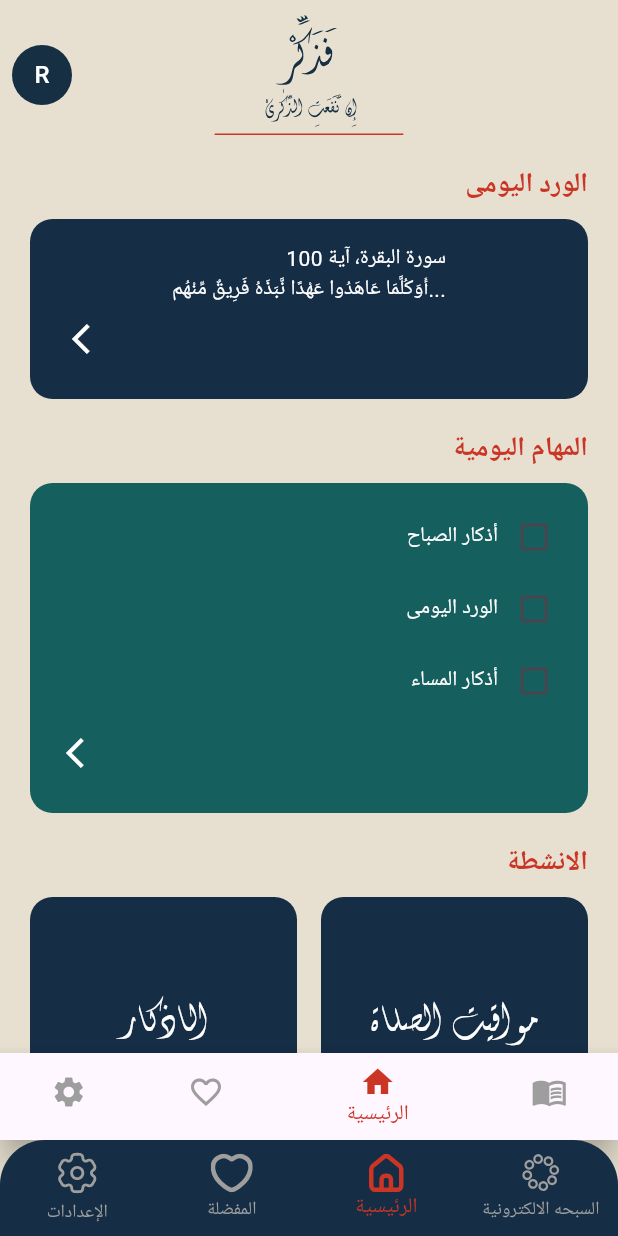
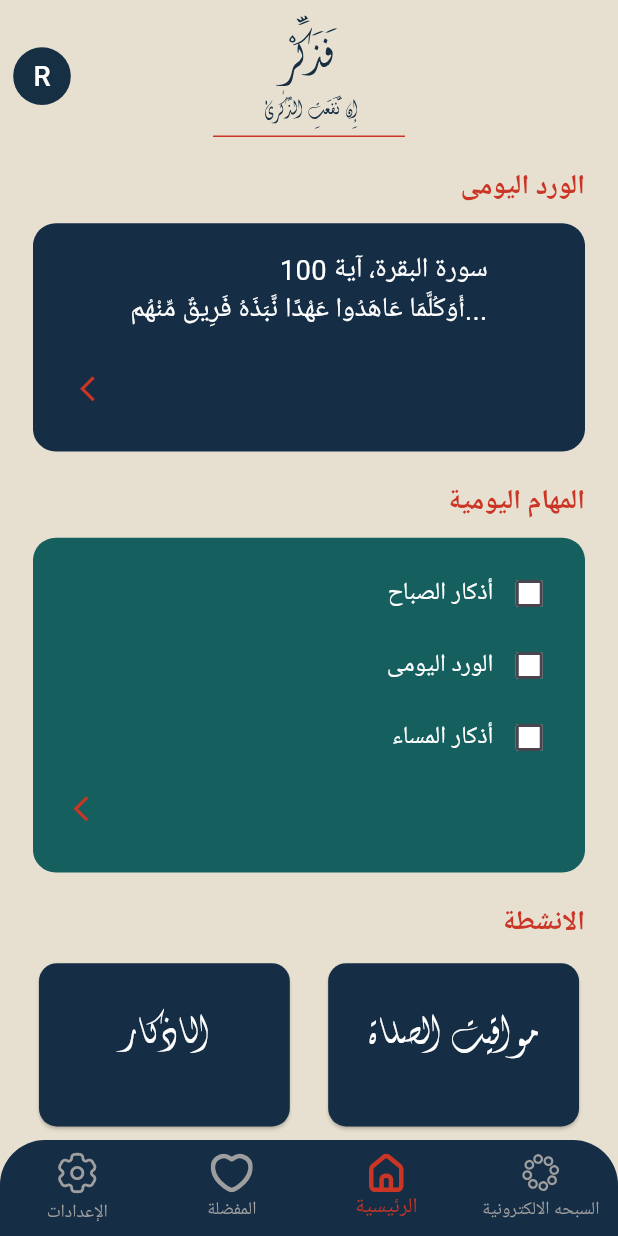
Before and after one commit to HodaMostafa12/azkar_app, a Flutter app: the screen it shows after launch, on a phone screen of 412 x 824 dp. Run offline on Flutter 3.47's test engine with Material 3 defaults, Android fonts, the phone set to English and light mode, and no system bars; our stand-ins replace flutter_screenutil, flutter_svg.

Commit message:
screen_utils

```diff
--- a/lib/main.dart
+++ b/lib/main.dart
@@ -1,33 +1,35 @@
-
 import 'package:azkar_app/view/electronic_sebha/electronic_sebha_viewModel/electronic_sebha_viewModel.dart';
-import 'package:azkar_app/view/home_screen/home_page.dart';
-import 'package:azkar_app/view/login_screan.dart';
 import 'package:azkar_app/view/main_screen/main_screen.dart';
 import 'package:flutter/material.dart';
+import 'package:flutter_screenutil/flutter_screenutil.dart';
 import 'package:provider/provider.dart';
+ // Or HomePage if that's your start screen
 
 void main() {
-  runApp(const MyApp());
+  runApp(
+    const MyApp(),
+  );
 }
 
 class MyApp extends StatelessWidget {
   const MyApp({super.key});
 
-  // This widget is the root of your application.
   @override
   Widget build(BuildContext context) {
-    return ChangeNotifierProvider(
-      create: (_) => SebhaViewModel(),
-      child: MaterialApp(
-        debugShowCheckedModeBanner: false,
-        title: 'Flutter Demo',
-        theme: ThemeData(
-
-          colorScheme: ColorScheme.fromSeed(seedColor: Colors.deepPurple),
-          useMaterial3: true,
-        ),
-        home: MainScreen()
-      ),
+    return ScreenUtilInit(
+      designSize: const Size(375, 812), // Base design resolution
+      minTextAdapt: true, // ✅ This must be here before you use .w/.h/.sp
+      splitScreenMode: true,
+      builder: (context, child) {
+        return ChangeNotifierProvider(
+          create: (_) => SebhaViewModel(),
+          child: MaterialApp(
+            debugShowCheckedModeBanner: false,
+            home: child,
+          ),
+        );
+      },
+      child: MainScreen(), // or HomePage
     );
   }
 }
--- a/lib/view/home_screen/home_page.dart
+++ b/lib/view/home_screen/home_page.dart
@@ -1,7 +1,6 @@
-import 'package:flutter/cupertino.dart';
 import 'package:flutter/material.dart';
-import 'package:flutter/widgets.dart';
 import 'package:flutter_svg/flutter_svg.dart';
+import 'package:flutter_screenutil/flutter_screenutil.dart';
 
 class HomePage extends StatefulWidget {
   const HomePage({super.key});
@@ -12,7 +11,14 @@ class HomePage extends StatefulWidget {
 
 class _HomePageState extends State<HomePage> {
   int _selectedIndex = 2;
-  final List<String> options=["الاذكار","مواقيت الصلاة","المصحف","المصحف","القبلة","المهام اليومية"];
+  final List<String> options = [
+    "الاذكار",
+    "مواقيت الصلاة",
+    "المصحف",
+    "المصحف",
+    "القبلة",
+    "المهام اليومية"
+  ];
   final List<bool> _tasks = [false, false, false, false, false];
 
   void _onNavTap(int index) {
@@ -26,21 +32,24 @@ class _HomePageState extends State<HomePage> {
     return Scaffold(
       backgroundColor: const Color(0xFFE7E0D0),
       appBar: AppBar(
-        toolbarHeight: 100,
+        toolbarHeight: 100.h,
         backgroundColor: const Color(0xFFE7E0D0),
         centerTitle: true,
         elevation: 0,
         leading: Padding(
-          padding: const EdgeInsets.all(8.0),
+          padding: EdgeInsets.all(8.w),
           child: CircleAvatar(
-            radius: 26,
+            radius: 26.r,
             backgroundColor: const Color(0xFF162F43),
-            child: const Text("R", style: TextStyle(color: Colors.white)),
+            child: Text(
+              "R",
+              style: TextStyle(color: Colors.white, fontSize: 18.sp),
+            ),
           ),
         ),
         title: SizedBox(
-          height: 80,
-          width: 140,
+          height: 80.h,
+          width: 140.w,
           child: SvgPicture.asset(
             "assets/images/fzkrAppBar.svg",
             fit: BoxFit.contain,
@@ -50,28 +59,28 @@ class _HomePageState extends State<HomePage> {
       body: Align(
         alignment: Alignment.centerRight,
         child: Padding(
-          padding: const EdgeInsets.symmetric(horizontal: 20),
+          padding: EdgeInsets.symmetric(horizontal: 20.w),
           child: ListView(
             children: [
-              const SizedBox(height: 10),
-              const Text(
+              SizedBox(height: 10.h),
+              Text(
                 "الورد اليومى",
                 style: TextStyle(
                   fontFamily: 'Inter',
-                  color: Color(0xFFCB3526),
+                  color: const Color(0xFFCB3526),
                   fontWeight: FontWeight.bold,
-                  fontSize: 18,
+                  fontSize: 18.sp,
                 ),
                 textAlign: TextAlign.right,
               ),
-              const SizedBox(height: 10),
+              SizedBox(height: 10.h),
 
-              // First container with arrow
+              // First container
               Container(
-                padding: const EdgeInsets.all(16),
-                height: 120,
+                padding: EdgeInsets.all(16.w),
+                height: 150.h,
                 decoration: BoxDecoration(
-                  borderRadius: BorderRadius.circular(15),
+                  borderRadius: BorderRadius.circular(15.r),
                   color: const Color(0xFF152D45),
                 ),
                 child: Column(
@@ -79,16 +88,14 @@ class _HomePageState extends State<HomePage> {
                   children: [
                     Expanded(
                       child: GestureDetector(
-                        onTap: () {
-                          // Navigator.push(
-                          //   context,
-                          //   MaterialPageRoute(builder: (_) => const DailyVersePage()),
-                          // );
-                        },
-                        child: const Text(
+                        onTap: () {},
+                        child: Text(
                           "سورة البقرة، آية 100\n"
                               "أَوَكُلَّمَا عَاهَدُوا عَهْدًا نَّبَذَهُ فَرِيقٌ مِّنْهُم...",
-                          style: TextStyle(color: Colors.white),
+                          style: TextStyle(
+                            color: Colors.white,
+                            fontSize: 18.sp,
+                          ),
                           textAlign: TextAlign.right,
                         ),
                       ),
@@ -96,38 +103,37 @@ class _HomePageState extends State<HomePage> {
                     Align(
                       alignment: Alignment.bottomLeft,
                       child: IconButton(
-                        icon: const Icon(Icons.arrow_back_ios, color: Colors.white),
-                        onPressed: () {
-                          // Navigator.push(
-                          //   context,
-                          //   MaterialPageRoute(builder: (_) => const DailyVersePage()),
-                          // );
-                        },
+                        icon: Icon(
+                          Icons.arrow_back_ios,
+                          color: const Color(0xFFCB3526),
+                          size: 20.sp,
+                        ),
+                        onPressed: () {},
                       ),
                     ),
                   ],
                 ),
               ),
 
-              const SizedBox(height: 20),
-              const Text(
+              SizedBox(height: 20.h),
+              Text(
                 "المهام اليومية",
                 style: TextStyle(
                   fontFamily: 'Inter',
-                  color: Color(0xFFCB3526),
+                  color: const Color(0xFFCB3526),
                   fontWeight: FontWeight.bold,
-                  fontSize: 18,
+                  fontSize: 18.sp,
                 ),
                 textAlign: TextAlign.right,
               ),
-              const SizedBox(height: 10),
+              SizedBox(height: 10.h),
 
-              // Second container with arrow
+              // Second container
               Container(
-                height: 220,
-                padding: const EdgeInsets.all(12),
+                height: 220.h,
+                padding: EdgeInsets.all(12.w),
                 decoration: BoxDecoration(
-                  borderRadius: BorderRadius.circular(15),
+                  borderRadius: BorderRadius.circular(15.r),
                   color: const Color(0xFF155F5E),
                 ),
                 child: Column(
@@ -135,104 +141,89 @@ class _HomePageState extends State<HomePage> {
                     _buildTaskItem("أذكار الصباح", 0),
                     _buildTaskItem("الورد اليومى", 1),
                     _buildTaskItem("أذكار المساء", 2),
-
-                        Align(
-                          alignment: Alignment.bottomLeft,
-                          child: IconButton(
-                            icon: const Icon(Icons.arrow_back_ios, color: Colors.white, ),
-                            onPressed: () {
-                              // Navigator.push(
-                              //   context,
-                              //   MaterialPageRoute(builder: (_) => const TaskDetailsPage()),
-                              // );
-                            },
-                          ),
+                    Align(
+                      alignment: Alignment.bottomLeft,
+                      child: IconButton(
+                        icon: Icon(
+                          Icons.arrow_back_ios,
+                          color: const Color(0xFFCB3526),
+                          size: 20.sp,
                         ),
-
+                        onPressed: () {},
+                      ),
+                    ),
                   ],
                 ),
               ),
-              const SizedBox(height: 20),
-              const Text(
+
+              SizedBox(height: 20.h),
+              Text(
                 "الانشطة",
                 style: TextStyle(
                   fontFamily: 'Inter',
-                  color: Color(0xFFCB3526),
+                  color: const Color(0xFFCB3526),
                   fontWeight: FontWeight.bold,
-                  fontSize: 18,
+                  fontSize: 18.sp,
                 ),
                 textAlign: TextAlign.right,
               ),
-              SizedBox(height: 10,),
-              SizedBox(
-                height: 1000,
-                  child: GridView.builder(
-                      itemCount: options.length,
-                      gridDelegate: SliverGridDelegateWithFixedCrossAxisCount(crossAxisCount: 2,mainAxisSpacing: 10,crossAxisSpacing: 16),
-                      itemBuilder: (context,index){
-                        return Container(
-                          height:50,
-                          width: 166,
-                          decoration: BoxDecoration(
-                              color: const Color(0xFF152D45),
-                              borderRadius: BorderRadius.circular(15)
-                          ),
-                          child: Center(child: Text(options[index],style: TextStyle(fontFamily: "B Fantezy",color: Colors.white,fontSize: 30),)),
-                        );
-                      }
+              SizedBox(height: 10.h),
 
-                  )
-              )
+              // GridView
+              GridView.builder(
+                physics: const NeverScrollableScrollPhysics(),
+                shrinkWrap: true,
+                itemCount: options.length,
+                gridDelegate: SliverGridDelegateWithFixedCrossAxisCount(
+                  childAspectRatio: 1.5,
+                  crossAxisCount: 2,
+                  mainAxisSpacing: 10.h,
+                  crossAxisSpacing: 16.w,
+                ),
+                itemBuilder: (context, index) {
+                  return Card(
+                    color: const Color(0xFF152D45),
+                    child: Center(
+                      child: Text(
+                        options[index],
+                        style: TextStyle(
+                          fontFamily: "B Fantezy",
+                          color: Colors.white,
+                          fontSize: 30.sp,
+                        ),
+                      ),
+                    ),
+                  );
+                },
+              ),
             ],
           ),
         ),
-      ),
-      bottomNavigationBar: BottomNavigationBar(
-        currentIndex: _selectedIndex,
-        onTap: _onNavTap,
-        selectedItemColor: const Color(0xFFCB3526),
-        unselectedItemColor: Colors.grey,
-        backgroundColor: const Color(0xFF152D45),
-        items: const [
-          BottomNavigationBarItem(
-            icon: Icon(Icons.settings),
-            label: "الإعدادات",
-          ),
-          BottomNavigationBarItem(
-            icon: Icon(Icons.favorite_border),
-            label: "المفضلة",
-          ),
-          BottomNavigationBarItem(
-            icon: Icon(Icons.home),
-            label: "الرئيسية",
-          ),
-          BottomNavigationBarItem(
-            icon: Icon(Icons.menu_book_outlined),
-            label: "الدروس",
-          ),
-        ],
       ),
     );
   }
 
   // Right-aligned checkbox + text
   Widget _buildTaskItem(String title, int index) {
-    //     ),
-    return    Row(
+    return Row(
       mainAxisAlignment: MainAxisAlignment.end,
-          children: [
-            Text(title, style: const TextStyle(color: Colors.white)),
-            Checkbox(
-              value: _tasks[index],
-              onChanged: (val) {
-                setState(() {
-                  _tasks[index] = val ?? false;
-                });
-              },
-              activeColor: const Color(0xFFCB3526),
-            ),
-          ],
-
+      children: [
+        Text(
+          title,
+          style: TextStyle(color: Colors.white, fontSize: 16.sp),
+        ),
+        Checkbox(
+          value: _tasks[index],
+          onChanged: (val) {
+            setState(() {
+              _tasks[index] = val ?? false;
+            });
+          },
+          checkColor: Colors.black,
+          fillColor: MaterialStateProperty.all(Colors.white),
+          activeColor: const Color(0xFFCB3526),
+        ),
+      ],
     );
   }
 }
--- a/pubspec.yaml
+++ b/pubspec.yaml
@@ -37,6 +37,7 @@ dependencies:
   cupertino_icons: ^1.0.8
   flutter_svg: ^2.0.10+1
   provider: ^6.1.5
+  flutter_screenutil: ^5.9.3
 
 dev_dependencies:
   flutter_native_splash: ^2.4.0
```
Also changed, not shown: lib/view/electronic_sebha/electronic_sebha_screen.dart (+49 -33 lines).
